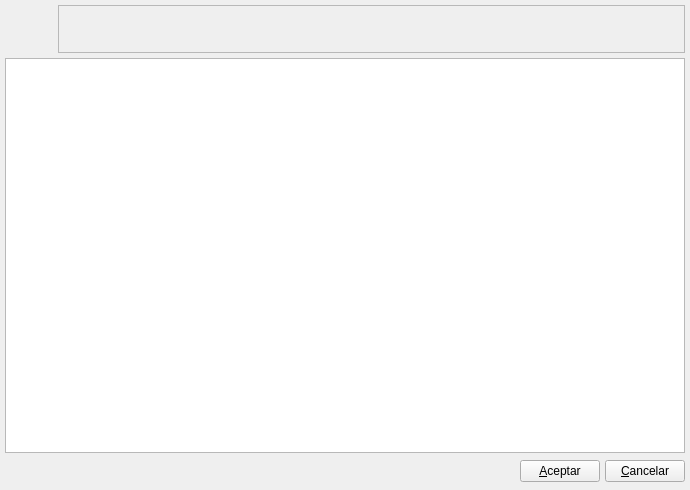
First picture: the form in bulmages/bulmafact/plugins/pluginbf_tallascolores/listtallasbase.ui, repository eboladev/Bulmages-1, before the edit.
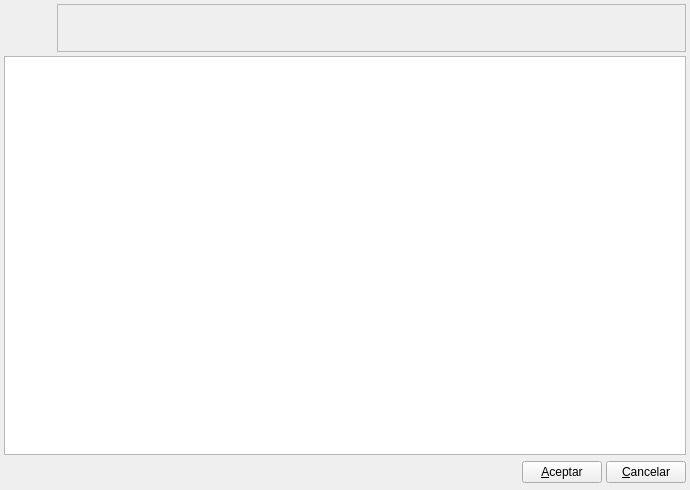
Second picture: the form after the edit. Icons and pictures are not drawn. Custom widgets are drawn as their Qt base class.

```diff
--- a/bulmages/bulmafact/plugins/pluginbf_tallascolores/listtallasbase.ui
+++ b/bulmages/bulmafact/plugins/pluginbf_tallascolores/listtallasbase.ui
@@ -17,17 +17,17 @@
    <iconset resource="../../../bulmages.qrc" >
     <normaloff>:/Images/product.png</normaloff>:/Images/product.png</iconset>
   </property>
-  <layout class="QGridLayout" >
-   <property name="margin" >
-    <number>5</number>
+  <layout class="QGridLayout">
+   <property name="margin">
+    <number>4</number>
    </property>
-   <property name="spacing" >
-    <number>5</number>
+   <property name="spacing">
+    <number>4</number>
    </property>
-   <item row="2" column="0" >
-    <layout class="QHBoxLayout" >
-     <property name="spacing" >
-      <number>5</number>
+   <item row="2" column="0">
+    <layout class="QHBoxLayout">
+     <property name="spacing">
+      <number>4</number>
      </property>
      <property name="margin" >
       <number>0</number>
@@ -118,7 +118,7 @@
    </item>
   </layout>
  </widget>
- <layoutdefault spacing="2" margin="6" />
+ <layoutdefault spacing="2" margin="6"/>
  <customwidgets>
   <customwidget>
    <class>ListTallasSubForm</class>
```
Left out of the diff: 65 changed lines with no effect on the pictures.
